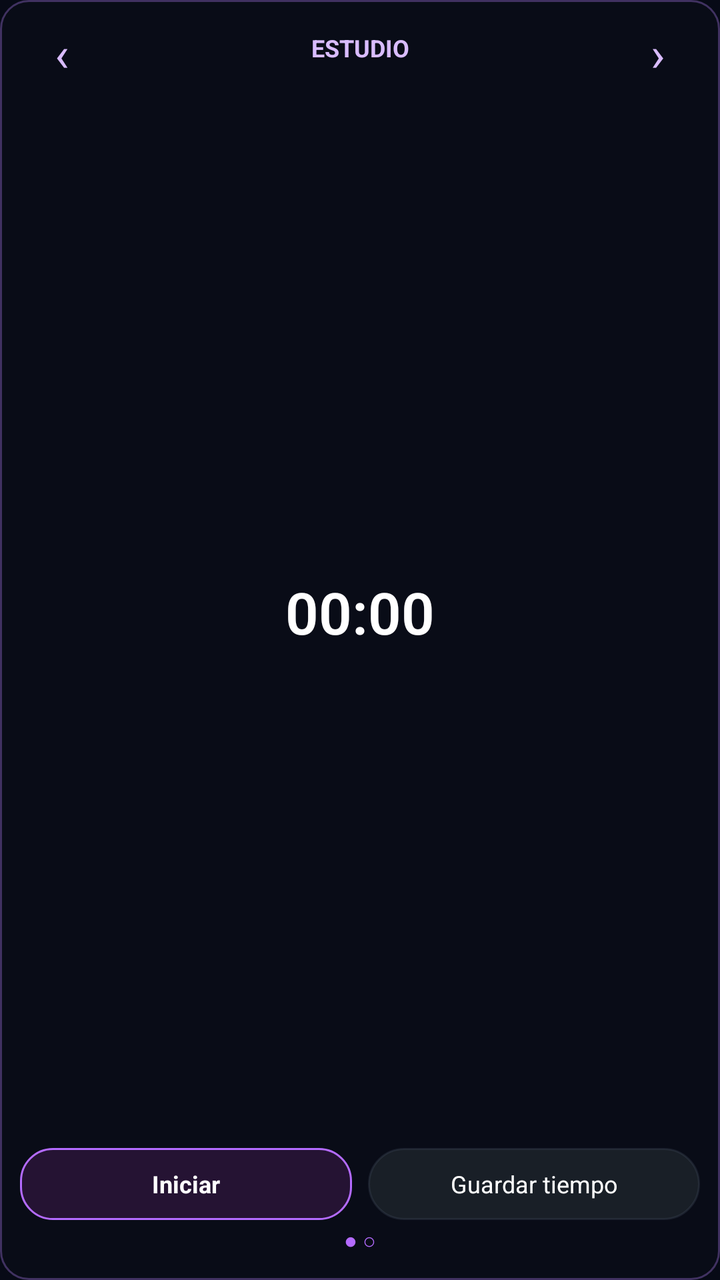
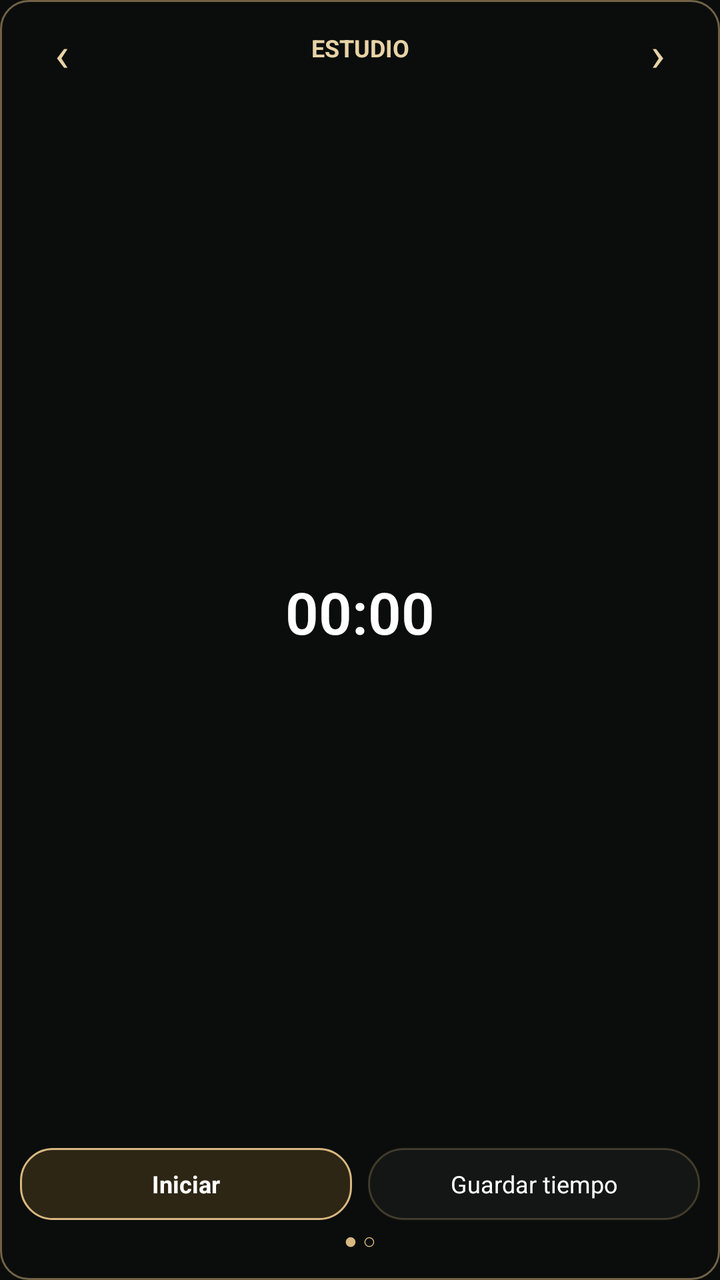

Compare the two renders of this Android layout. The source of the first and the diff that turns it into the second are given below.
<!-- AndroidManifest.xml: application theme Theme.Testario -->
<!-- res/layout/widget_nexum_study_clock.xml -->
<?xml version="1.0" encoding="utf-8"?>
<LinearLayout xmlns:android="http://schemas.android.com/apk/res/android"
    android:id="@+id/studyWidgetClockRoot"
    android:layout_width="match_parent"
    android:layout_height="match_parent"
    android:background="@drawable/widget_nexum_quick_compact_background"
    android:padding="10dp"
    android:orientation="vertical">
    <LinearLayout
        android:layout_width="match_parent"
        android:layout_height="28dp"
        android:gravity="center_vertical"
        android:orientation="horizontal">
        <TextView
            android:id="@+id/studyWidgetSwitchLeft"
            android:layout_width="42dp"
            android:layout_height="match_parent"
            android:gravity="center"
            android:text="‹"
            android:textColor="#D9BCFF"
            android:textSize="24sp"
            android:contentDescription="Vista anterior" />
        <TextView
            android:id="@+id/studyWidgetTitle"
            android:layout_width="0dp"
            android:layout_height="wrap_content"
            android:layout_weight="1"
            android:text="ESTUDIO"
            android:textStyle="bold"
            android:gravity="center"
            android:textSize="12sp"
            android:textColor="#D9BCFF" />
        <TextView
            android:id="@+id/studyWidgetSwitchRight"
            android:layout_width="42dp"
            android:layout_height="match_parent"
            android:gravity="center"
            android:text="›"
            android:textColor="#D9BCFF"
            android:textSize="24sp"
            android:contentDescription="Vista siguiente" />
    </LinearLayout>
    <LinearLayout
        android:id="@+id/studyWidgetStudyPane"
        android:layout_width="match_parent"
        android:layout_height="0dp"
        android:layout_weight="1"
        android:orientation="vertical"
        android:gravity="center">
        <Chronometer
            android:id="@+id/studyWidgetStudyClock"
            android:layout_width="match_parent"
            android:layout_height="0dp"
            android:layout_weight="1"
            android:gravity="center"
            android:textSize="29sp"
            android:textStyle="bold"
            android:fontFamily="sans-serif-light"
            android:textColor="#FFFFFF" />
        <LinearLayout
            android:layout_width="match_parent"
            android:layout_height="36dp"
            android:orientation="horizontal">
            <TextView
                android:id="@+id/studyWidgetStudyButton"
                android:layout_width="0dp"
                android:layout_height="match_parent"
                android:layout_weight="1"
                android:background="@drawable/widget_nexum_quick_button"
                android:gravity="center"
                android:text="Iniciar"
                android:textSize="12sp"
                android:textStyle="bold"
                android:textColor="#FFFFFF" />
            <TextView
                android:id="@+id/studyWidgetSave"
                android:layout_width="0dp"
                android:layout_height="match_parent"
                android:layout_marginStart="8dp"
                android:layout_weight="1"
                android:background="@drawable/widget_today_section_dark"
                android:gravity="center"
                android:text="Guardar tiempo"
                android:textSize="12sp"
                android:textColor="#FFFFFF"/>
        </LinearLayout>
    </LinearLayout>
    <LinearLayout
        android:id="@+id/studyWidgetPomodoroPane"
        android:layout_width="match_parent"
        android:layout_height="0dp"
        android:layout_weight="1"
        android:orientation="vertical"
        android:gravity="center"
        android:visibility="gone">
        <Chronometer
            android:id="@+id/studyWidgetPomodoroClock"
            android:layout_width="match_parent"
            android:layout_height="0dp"
            android:layout_weight="1"
            android:gravity="center"
            android:textSize="29sp"
            android:textStyle="bold"
            android:textColor="#FFFFFF" />
        <TextView
            android:id="@+id/studyWidgetPomodoroMeta"
            android:layout_width="match_parent"
            android:layout_height="20dp"
            android:gravity="center"
            android:textSize="10sp"
            android:textColor="#D9BCFF"
            android:text="25 min · no suma estudio" />
        <LinearLayout
            android:layout_width="match_parent"
            android:layout_height="36dp"
            android:orientation="horizontal">
            <TextView
                android:id="@+id/studyWidgetPomodoroButton"
                android:layout_width="0dp"
                android:layout_height="match_parent"
                android:layout_weight="1"
                android:background="@drawable/widget_nexum_quick_button"
                android:gravity="center"
                android:text="Iniciar"
                android:textStyle="bold"
                android:textSize="12sp"
                android:textColor="#FFFFFF" />
            <TextView
                android:id="@+id/studyWidgetPomodoroReset"
                android:layout_width="0dp"
                android:layout_height="match_parent"
                android:layout_marginStart="8dp"
                android:layout_weight="1"
                android:background="@drawable/widget_today_section_dark"
                android:gravity="center"
                android:text="Reiniciar"
                android:textSize="12sp"
                android:textColor="#FFFFFF" />
        </LinearLayout>
    </LinearLayout>
    <TextView
        android:id="@+id/studyWidgetPageIndicator"
        android:layout_width="match_parent"
        android:layout_height="20dp"
        android:gravity="center"
        android:text="● ○"
        android:textColor="#B46BFF"
        android:textSize="11sp" />
</LinearLayout>
<!-- resources referenced by this layout -->
<resources>
  <!-- drawable widget_nexum_quick_button (drawable) -->
  <?xml version="1.0" encoding="utf-8"?>
  <shape xmlns:android="http://schemas.android.com/apk/res/android">
      <solid android:color="#251333"/>
      <stroke android:width="1dp" android:color="#B46BFF"/>
      <corners android:radius="16dp"/>
  </shape>
  <!-- drawable widget_nexum_quick_compact_background (drawable) -->
  <?xml version="1.0" encoding="utf-8"?>
  <shape xmlns:android="http://schemas.android.com/apk/res/android">
      <solid android:color="#EE0A0C18" />
      <stroke android:width="1dp" android:color="#8C70529F" />
      <corners android:radius="14dp" />
  </shape>
  <!-- drawable widget_today_section_dark (drawable) -->
  <?xml version="1.0" encoding="utf-8"?>
  <shape xmlns:android="http://schemas.android.com/apk/res/android">
      <solid android:color="#E61B222A" />
      <stroke
          android:width="1dp"
          android:color="#40505E70" />
      <corners android:radius="18dp" />
  </shape>
  <style name="Theme.Testario" parent="android:style/Theme.Material.Light.NoActionBar">
          <item name="android:windowBackground">#070A16</item>
          <item name="android:statusBarColor">#070A16</item>
          <item name="android:navigationBarColor">#070A16</item>
          <item name="android:windowLightStatusBar">false</item>
      </style>
</resources>

<!-- the commit's change to res/layout/widget_nexum_study_clock.xml (unified diff, before → after) -->
@@ -17,7 +17,7 @@
             android:layout_height="match_parent"
             android:gravity="center"
             android:text="‹"
-            android:textColor="#D9BCFF"
+            android:textColor="#E8D3A6"
             android:textSize="24sp"
             android:contentDescription="Vista anterior" />
         <TextView
@@ -29,14 +29,14 @@
             android:textStyle="bold"
             android:gravity="center"
             android:textSize="12sp"
-            android:textColor="#D9BCFF" />
+            android:textColor="#E8D3A6" />
         <TextView
             android:id="@+id/studyWidgetSwitchRight"
             android:layout_width="42dp"
             android:layout_height="match_parent"
             android:gravity="center"
             android:text="›"
-            android:textColor="#D9BCFF"
+            android:textColor="#E8D3A6"
             android:textSize="24sp"
             android:contentDescription="Vista siguiente" />
     </LinearLayout>
@@ -108,7 +108,7 @@
             android:layout_height="20dp"
             android:gravity="center"
             android:textSize="10sp"
-            android:textColor="#D9BCFF"
+            android:textColor="#E8D3A6"
             android:text="25 min · no suma estudio" />
         <LinearLayout
             android:layout_width="match_parent"
@@ -144,6 +144,6 @@
         android:layout_height="20dp"
         android:gravity="center"
         android:text="● ○"
-        android:textColor="#B46BFF"
+        android:textColor="#D8B880"
         android:textSize="11sp" />
 </LinearLayout>
<!-- resource entries referenced after the edit -->
@@ -3,30 +3,30 @@
   <!-- drawable widget_nexum_quick_button (drawable) -->
   <?xml version="1.0" encoding="utf-8"?>
   <shape xmlns:android="http://schemas.android.com/apk/res/android">
-      <solid android:color="#251333"/>
-      <stroke android:width="1dp" android:color="#B46BFF"/>
+      <solid android:color="#2E2615"/>
+      <stroke android:width="1dp" android:color="#D8B880"/>
       <corners android:radius="16dp"/>
   </shape>
   <!-- drawable widget_nexum_quick_compact_background (drawable) -->
   <?xml version="1.0" encoding="utf-8"?>
   <shape xmlns:android="http://schemas.android.com/apk/res/android">
-      <solid android:color="#EE0A0C18" />
-      <stroke android:width="1dp" android:color="#8C70529F" />
+      <solid android:color="#EE0B0D0C" />
+      <stroke android:width="1dp" android:color="#80D8B880" />
       <corners android:radius="14dp" />
   </shape>
   <!-- drawable widget_today_section_dark (drawable) -->
   <?xml version="1.0" encoding="utf-8"?>
   <shape xmlns:android="http://schemas.android.com/apk/res/android">
-      <solid android:color="#E61B222A" />
+      <solid android:color="#E6151816" />
       <stroke
           android:width="1dp"
-          android:color="#40505E70" />
+          android:color="#40D8B880" />
       <corners android:radius="18dp" />
   </shape>
   <style name="Theme.Testario" parent="android:style/Theme.Material.Light.NoActionBar">
-          <item name="android:windowBackground">#070A16</item>
-          <item name="android:statusBarColor">#070A16</item>
-          <item name="android:navigationBarColor">#070A16</item>
+          <item name="android:windowBackground">#0B0D0C</item>
+          <item name="android:statusBarColor">#0B0D0C</item>
+          <item name="android:navigationBarColor">#0B0D0C</item>
           <item name="android:windowLightStatusBar">false</item>
       </style>
 </resources>
